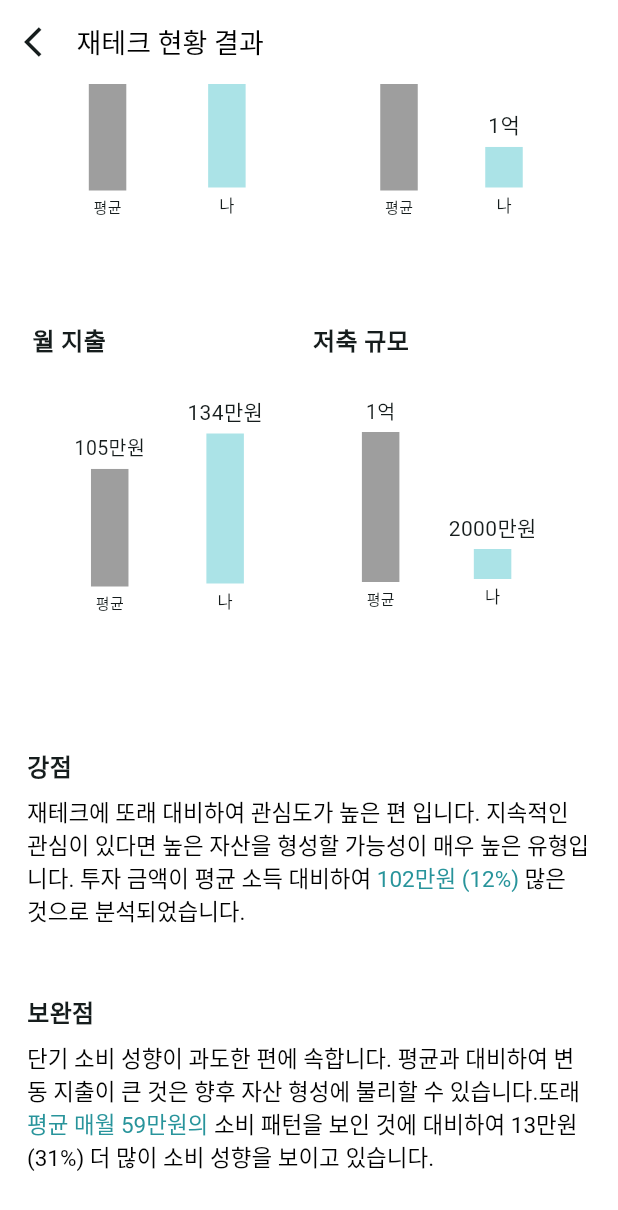
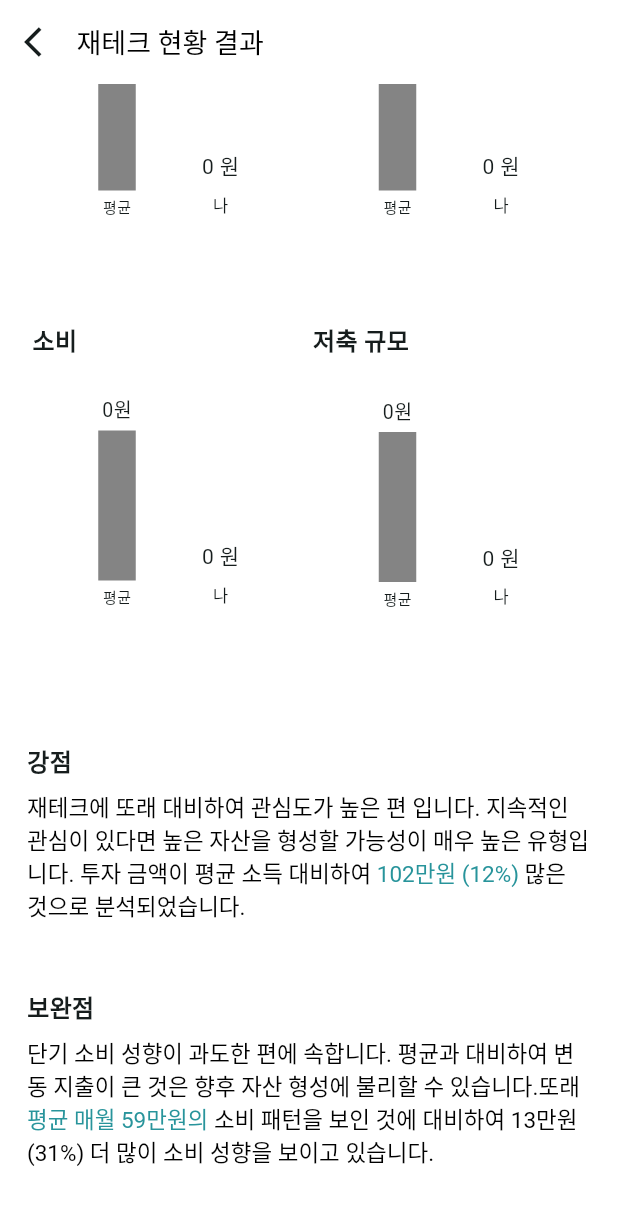
Before and after one commit to ticklemickle/ticklemickle-chat, a Flutter app: the ChatBotResultBasic screen opened directly with empty values, scrolled down 576 dp, on a phone screen of 412 x 824 dp. Shown: the top 1210 px of the screen. Run offline on Flutter 3.47's test engine with Material 3 defaults, Android fonts, the light colour scheme and no system bars; our stand-ins replace firebase_core, fluttertoast, go_router, url_strategy; accounts and stored records are empty.

Commit message:
점수 계산 로직 성공

```diff
--- a/lib/common/model/comparsionChart.dart
+++ b/lib/common/model/comparsionChart.dart
@@ -1,7 +1,7 @@
 class ComparisonData {
   final String title; // 예: '소득', '자산' 등
-  final double averageValue; // 평균값
-  final double myValue; // 내 값
+  final int averageValue; // 평균값
+  final int myValue; // 내 값
   final String averageLabel; // 평균값 라벨
   final String myLabel; // 내 값 라벨
 
--- a/lib/screens/chatbot/chatBotMain.dart
+++ b/lib/screens/chatbot/chatBotMain.dart
@@ -122,7 +122,7 @@ class _ChatBotScreenState extends State<ChatBotMain> {
       isResultDisplayed = true;
       messages.add({
         "type": "choice",
-        "options": ["위 내용으로 분석하기"],
+        "options": ["결과 보러가기"],
         "message": """
 재테크 현황 분석이 완료되었습니다.
 
--- a/lib/screens/chatbot/results/answerList/comparsion_barList.dart
+++ b/lib/screens/chatbot/results/answerList/comparsion_barList.dart
@@ -1,33 +1,69 @@
 // 4개의 예시 데이터
 import 'package:ticklemickle_m/common/model/comparsionChart.dart';
+import 'package:ticklemickle_m/common/utils/StringUtil.dart';
+
+List<ComparisonData> updateChartDataList(Map<String, int> newValues) {
+  return chartDataList.map((data) {
+    String key;
+    switch (data.title) {
+      case '소득':
+        key = 'income';
+        break;
+      case '자산':
+        key = 'assets';
+        break;
+      case '소비':
+        key = 'spend';
+        break;
+      case '저축 규모':
+        key = 'saved';
+        break;
+      default:
+        key = '';
+    }
+
+    // newValues에 해당 key가 없으면 기존 myValue를 사용합니다.
+    final newMyValue = newValues[key] ?? data.myValue;
+    // 단위 등 추가 포맷팅이 필요하면 아래에서 수정할 수 있습니다.
+    final newMyLabel = formatAmount(newMyValue.toString());
+
+    return ComparisonData(
+      title: data.title,
+      averageValue: data.averageValue,
+      myValue: newMyValue,
+      averageLabel: data.averageLabel,
+      myLabel: newMyLabel,
+    );
+  }).toList();
+}
 
 final chartDataList = [
   const ComparisonData(
     title: '소득',
     averageValue: 4805,
-    myValue: 4500,
-    averageLabel: '4805만원',
-    myLabel: '4500만원',
+    myValue: 0,
+    averageLabel: '0원',
+    myLabel: '0원',
   ),
   const ComparisonData(
     title: '자산',
     averageValue: 37000,
-    myValue: 10000,
-    averageLabel: '3.7억',
-    myLabel: '1억',
+    myValue: 0,
+    averageLabel: '0원',
+    myLabel: '0원',
   ),
   const ComparisonData(
-    title: '월 지출',
+    title: '소비',
     averageValue: 105,
-    myValue: 134,
-    averageLabel: '105만원',
-    myLabel: '134만원',
+    myValue: 0,
+    averageLabel: '0원',
+    myLabel: '0원',
   ),
   const ComparisonData(
     title: '저축 규모',
     averageValue: 10000,
-    myValue: 2000,
-    averageLabel: '1억',
-    myLabel: '2000만원',
+    myValue: 0,
+    averageLabel: '0원',
+    myLabel: '0원',
   ),
 ];
--- a/lib/screens/chatbot/results/chatBotResult_basic.dart
+++ b/lib/screens/chatbot/results/chatBotResult_basic.dart
@@ -14,15 +14,19 @@ import 'package:ticklemickle_m/common/widgets/commonAppBar.dart';
 class ChatBotResultBasic extends StatelessWidget {
   final String category;
   final List<double> scoreList;
+  final Map<String, int> userAnswer;
 
   const ChatBotResultBasic(
-      {Key? key, required this.category, required this.scoreList})
+      {Key? key,
+      required this.category,
+      required this.scoreList,
+      required this.userAnswer})
       : super(key: key);
 
   @override
   Widget build(BuildContext context) {
-    print(scoreList);
-    final List<String> labels = ['자산', '소비', '가능성', '관심', '소득'];
+    print(userAnswer);
+    final List<String> labels = ['자산', '소비', '부채', '저축', '소득'];
     // 5점 척도라고 가정 (maxValue = 5)
     final List<double> sampleValues = scoreList;
     final double maxValue = 5;
@@ -61,7 +65,7 @@ class ChatBotResultBasic extends StatelessWidget {
                     Wrap(
                       spacing: 5,
                       runSpacing: 70,
-                      children: chartDataList.map((data) {
+                      children: updateChartDataList(userAnswer).map((data) {
                         // 화면 가로 길이와 패딩/간격을 고려해 각 아이템의 width 계산
                         final width =
                             (MediaQuery.of(context).size.width - 16 * 2 - 16) /
--- a/lib/screens/chatbot/widget/comparisonBarWidget.dart
+++ b/lib/screens/chatbot/widget/comparisonBarWidget.dart
@@ -50,7 +50,9 @@ class ComparisonBarChart extends StatelessWidget {
                 Text(data.averageLabel, style: const TextStyle(fontSize: 13)),
                 const SizedBox(height: 4),
                 Container(
-                    width: barWidth, height: avgBarHeight, color: Colors.grey),
+                    width: barWidth,
+                    height: avgBarHeight,
+                    color: MyColors.darkGrey),
                 const SizedBox(height: 4),
                 const Text('평균', style: TextStyle(fontSize: 10)),
               ],
```
Also changed, not shown: lib/routes/app_routes.dart (+9 -3 lines), lib/screens/chatbot/chatBotBasic.dart (+35 -35 lines), lib/screens/chatbot/questions/chatbotQuestions.dart (+16 -10 lines), lib/screens/chatbot/widget/calculateScores.dart (+39 -11 lines), 1 other file.
